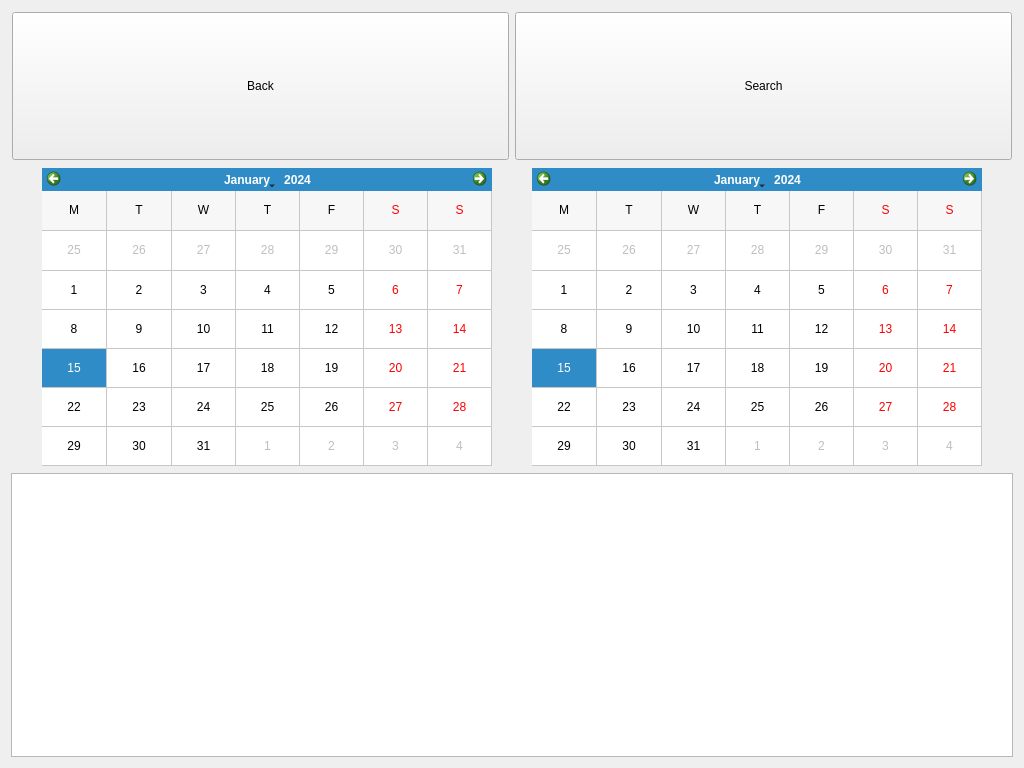
eguzki/penyamanager, file penyamanager/user/accountview.ui: the form before one commit.
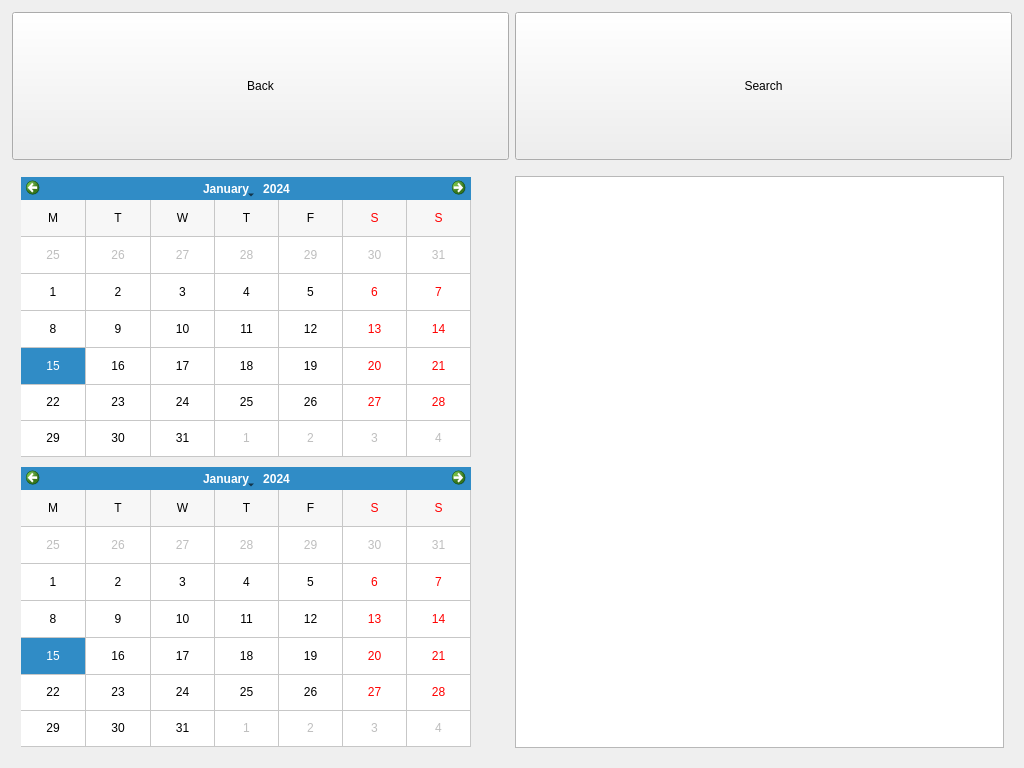
The form after the commit.

```diff
--- a/penyamanager/user/accountview.ui
+++ b/penyamanager/user/accountview.ui
@@ -83,20 +83,11 @@
     </widget>
    </item>
    <item>
+    <widget class="QWidget" name="widget" native="true">
+     <layout class="QHBoxLayout" name="horizontalLayout">
+      <item>
     <widget class="QWidget" name="calendarWidget" native="true">
-     <property name="minimumSize">
-      <size>
-       <width>0</width>
-       <height>300</height>
-      </size>
-     </property>
-     <property name="maximumSize">
-      <size>
-       <width>16777215</width>
-       <height>300</height>
-      </size>
-     </property>
-     <layout class="QHBoxLayout" name="horizontalLayout_3">
+        <layout class="QVBoxLayout" name="verticalLayout_2">
       <property name="spacing">
        <number>10</number>
       </property>
@@ -112,34 +103,6 @@
       <property name="bottomMargin">
        <number>1</number>
       </property>
-      <item>
-       <widget class="QCalendarWidget" name="fromCalendarWidget">
-        <property name="minimumSize">
-         <size>
-          <width>450</width>
-          <height>0</height>
-         </size>
-        </property>
-        <property name="maximumSize">
-         <size>
-          <width>400</width>
-          <height>16777215</height>
-         </size>
-        </property>
-        <property name="gridVisible">
-         <bool>true</bool>
-        </property>
-        <property name="horizontalHeaderFormat">
-         <enum>QCalendarWidget::SingleLetterDayNames</enum>
-        </property>
-        <property name="verticalHeaderFormat">
-         <enum>QCalendarWidget::NoVerticalHeader</enum>
-        </property>
-        <property name="dateEditEnabled">
-         <bool>false</bool>
-        </property>
-       </widget>
-      </item>
       <item>
        <widget class="QCalendarWidget" name="toCalendarWidget">
         <property name="minimumSize">
@@ -168,6 +131,34 @@
         </property>
        </widget>
       </item>
+         <item>
+          <widget class="QCalendarWidget" name="fromCalendarWidget">
+           <property name="minimumSize">
+            <size>
+             <width>450</width>
+             <height>0</height>
+            </size>
+           </property>
+           <property name="maximumSize">
+            <size>
+             <width>400</width>
+             <height>16777215</height>
+            </size>
+           </property>
+           <property name="gridVisible">
+            <bool>true</bool>
+           </property>
+           <property name="horizontalHeaderFormat">
+            <enum>QCalendarWidget::SingleLetterDayNames</enum>
+           </property>
+           <property name="verticalHeaderFormat">
+            <enum>QCalendarWidget::NoVerticalHeader</enum>
+           </property>
+           <property name="dateEditEnabled">
+            <bool>false</bool>
+           </property>
+          </widget>
+         </item>
      </layout>
     </widget>
    </item>
@@ -191,6 +182,13 @@
      <attribute name="verticalHeaderMinimumSectionSize">
       <number>50</number>
      </attribute>
+       </widget>
+      </item>
+     </layout>
+     <zorder>toCalendarWidget</zorder>
+     <zorder>calendarWidget</zorder>
+     <zorder>calendarWidget</zorder>
+     <zorder>accountTableWidget</zorder>
     </widget>
    </item>
   </layout>
```
Lines whose indentation alone changed are shown as unchanged.
